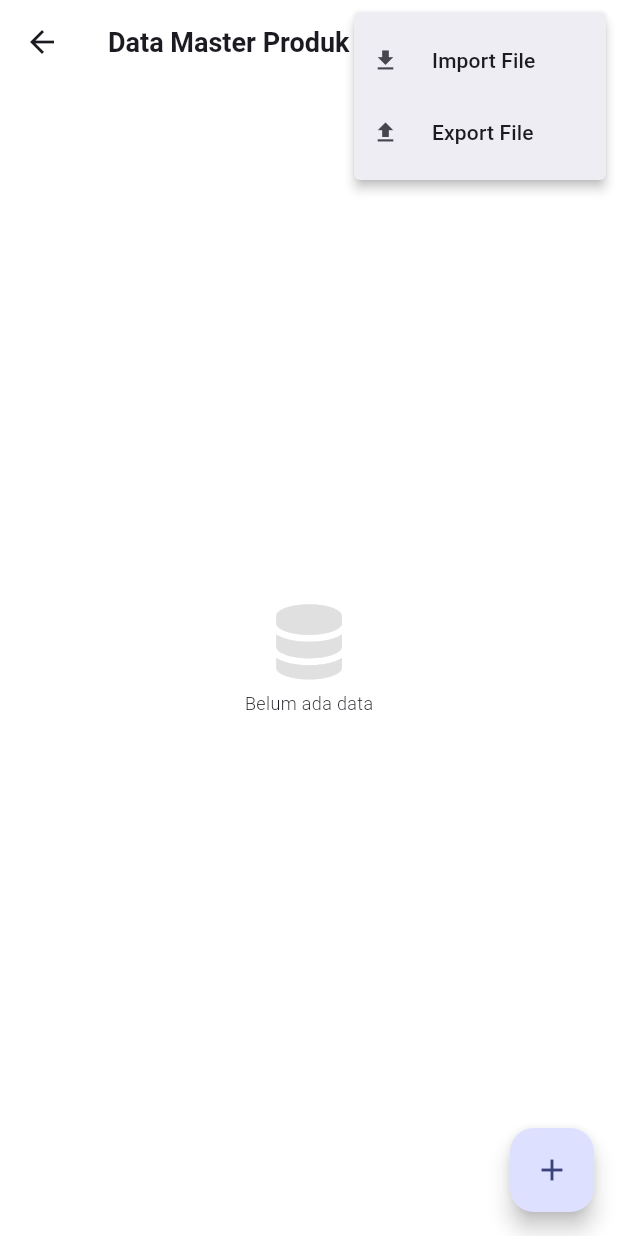
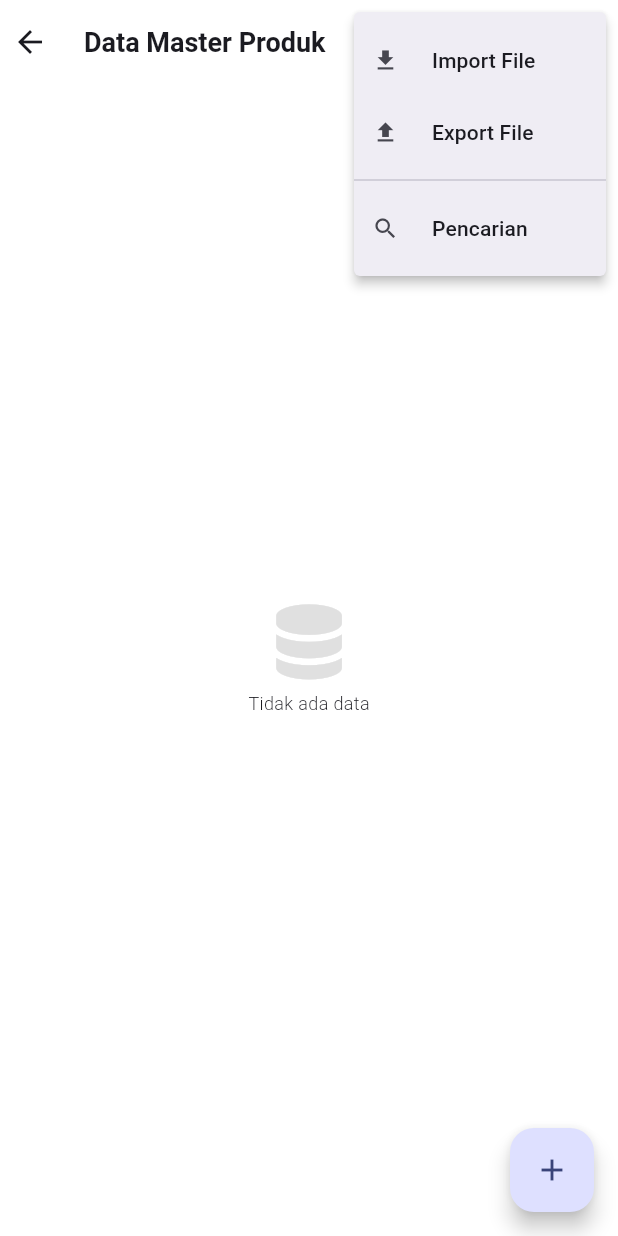
Before and after one commit to GreenfaceGTO/MBS-PoS, a Flutter app: the ProdukPage screen opened by its route, after a tap on the "more vert" icon, on a phone screen of 412 x 824 dp. Run offline on Flutter 3.47's test engine with Material 3 defaults, Android fonts, the phone set to English and light mode, and no system bars; our stand-ins replace connectivity_plus, font_awesome_flutter, internet_connection_checker, shared_preferences, sqflite; missing offline and left inert: simple_barcode_scanner; accounts and stored records are empty; statements that could not run were skipped.

Commit message:
fitur pencarian produk selesai. next desain dashboard

```diff
--- a/lib/ui/pages/produk_page.dart
+++ b/lib/ui/pages/produk_page.dart
@@ -1,8 +1,8 @@
 import 'package:flutter/material.dart';
 import 'package:mbspos/models/args_model.dart';
 import 'package:mbspos/providers/master_provider.dart';
-import 'package:mbspos/ui/widgets/elements/emptydata_element.dart';
 import 'package:mbspos/service/utils/global_enums.dart';
+import 'package:mbspos/ui/widgets/components/customsearchfield.dart';
 import 'package:mbspos/ui/widgets/elements/produk_element.dart';
 import 'package:provider/provider.dart';
 
@@ -16,11 +16,68 @@ class ProdukPage extends StatefulWidget {
 class _ProdukPageState extends State<ProdukPage> {
   @override
   Widget build(BuildContext context) {
-    return Scaffold(
+    TextEditingController txtSearch = TextEditingController();
+    return Consumer<MasterProvider>(builder: (context, prov, _) {
+      return PopScope(
+        onPopInvokedWithResult: (bool didPop, result) {
+          if (!didPop) {
+            setState(() {
+              txtSearch.text = '';
+            });
+            prov.searchProduk('');
+            prov.onSearchModeChange();
+          }
+        },
+        canPop: !prov.produkSearchMode,
+        child: Scaffold(
             appBar: AppBar(
-        title: const Text("Data Master Produk"),
-        actions: [
-          PopupMenuButton(itemBuilder: (context) {
+              // automaticallyImplyLeading: !prov.produkSearchMode,
+              title: prov.produkSearchMode
+                  ? Customsearchfield(
+                      autoFocus: true,
+                      hintText: "Cari",
+                      textController: txtSearch,
+                      onChange: prov.searchProduk,
+                      onClear: () {
+                        setState(() {
+                          txtSearch.text = '';
+                        });
+                        prov.searchProduk('');
+                      })
+                  : const Text("Data Master Produk"),
+              actions: [if (!prov.produkSearchMode) _popMenu(prov)],
+            ),
+            floatingActionButton: prov.produkSearchMode
+                ? null
+                : FloatingActionButton(
+                    onPressed: () {
+                      Navigator.pushNamed(context, "/produkform",
+                          arguments: ArgsModel(formMode: FormMode.input));
+                    },
+                    child: const Icon(Icons.add),
+                  ),
+            body: const ProdukElement()),
+      );
+    });
+  }
+
+  void onPopupMenuSelect(MasterProvider prov, String value) {
+    switch (value) {
+      // TODO : Lengkapi fitur lainnya
+      case "/import":
+        break;
+      case "/export":
+        break;
+      case "/search":
+        prov.onSearchModeChange();
+        break;
+    }
+  }
+
+  PopupMenuButton<String> _popMenu(MasterProvider prov) {
+    return PopupMenuButton<String>(onSelected: (val) {
+      onPopupMenuSelect(prov, val);
+    }, itemBuilder: (context) {
       return const [
         PopupMenuItem(
             value: "/import",
@@ -40,22 +97,17 @@ class _ProdukPageState extends State<ProdukPage> {
               ),
               title: Text("Export File"),
             )),
+        PopupMenuDivider(),
+        PopupMenuItem(
+            value: "/search",
+            child: ListTile(
+              leading: Icon(
+                Icons.search,
+                size: 18,
+              ),
+              title: Text("Pencarian"),
+            )),
       ];
-          })
-        ],
-      ),
-      floatingActionButton: FloatingActionButton(
-        onPressed: () {
-          Navigator.pushNamed(context, "/produkform",
-              arguments: ArgsModel(formMode: FormMode.input));
-        },
-        child: const Icon(Icons.add),
-      ),
-      body: Consumer<MasterProvider>(builder: (context, prov, _) {
-        return prov.lstFilterProduk.isEmpty
-            ? const EmptydataElement()
-            : const ProdukElement();
-      }),
-    );
+    });
   }
 }
--- a/lib/ui/theme.dart
+++ b/lib/ui/theme.dart
@@ -11,6 +11,7 @@ class AppTema {
             surface: Colors.white),
     dialogTheme: DialogThemeData(
         shape: RoundedRectangleBorder(borderRadius: BorderRadius.circular(8))),
+    appBarTheme: const AppBarTheme(leadingWidth: 40),
     cardTheme: CardThemeData(
         elevation: 3,
         shape: RoundedRectangleBorder(borderRadius: BorderRadius.circular(8))),
```
Also changed, not shown: lib/providers/master_provider.dart (+15 -6 lines), lib/ui/widgets/components/customsearchfield.dart (added, +30 -0 lines), lib/ui/widgets/elements/produk_element.dart (+56 -78 lines). Lines whose indentation alone changed are shown as unchanged.
